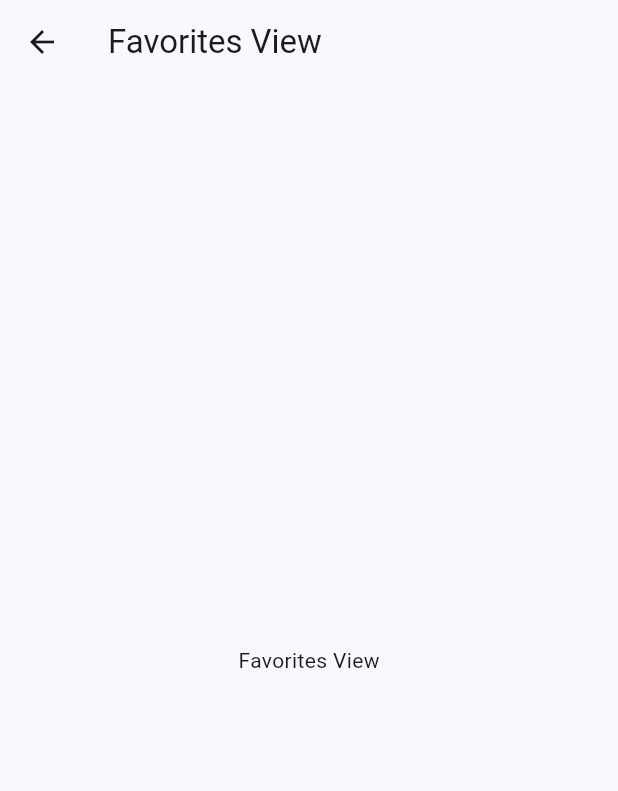
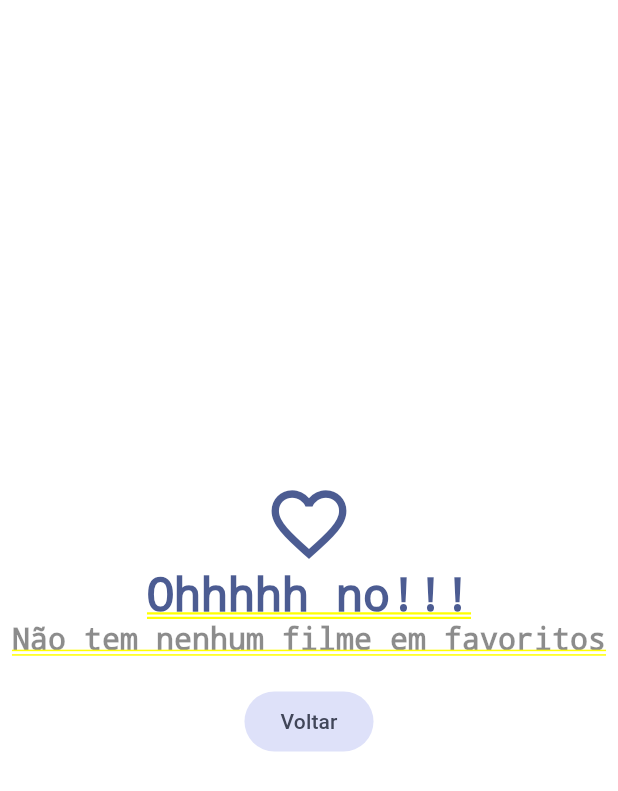
Before and after one commit to Deijai/moviepedia, a Flutter app: the FavoritesView screen opened directly, on a phone screen of 412 x 824 dp. Shown: the top 791 px of the screen. Run offline on Flutter 3.47's test engine with Material 3 defaults, Android fonts, the phone set to English and light mode, and no system bars; our stand-ins replace animate_do, card_swiper, dio, flutter_dotenv, flutter_riverpod, go_router and 1 more; accounts and stored records are empty; generated files the repository leaves out were written again; network calls fail.

```diff
--- a/lib/infrastructure/models/moviedb/movie_details_moviedb.dart
+++ b/lib/infrastructure/models/moviedb/movie_details_moviedb.dart
@@ -62,7 +62,7 @@ class MovieDetailsDbResponse {
         genres: List<Genre>.from(json["genres"].map((x) => Genre.fromJson(x))),
         homepage: json["homepage"],
         id: json["id"],
-        imdbId: json["imdb_id"],
+        imdbId: json["imdb_id"] ?? '',
         originalLanguage: json["original_language"],
         originalTitle: json["original_title"],
         overview: json["overview"],
--- a/lib/presentation/providers/providers.dart
+++ b/lib/presentation/providers/providers.dart
@@ -5,3 +5,5 @@ export 'movies/initial_loading_provider.dart';
 export 'actors/actors_by_movie_provider.dart';
 export 'actors/actors_repository_provider.dart';
 export 'search/search_movies_provider.dart';
+export 'storage/local_storage_repository_provider.dart';
+export 'storage/favorites_movies_provider.dart';
--- a/lib/presentation/views/movies/favorites_view.dart
+++ b/lib/presentation/views/movies/favorites_view.dart
@@ -1,17 +1,78 @@
 import 'package:flutter/material.dart';
+import 'package:flutter_riverpod/flutter_riverpod.dart';
+import 'package:go_router/go_router.dart';
+import 'package:moviepedia/presentation/providers/providers.dart';
+import 'package:moviepedia/presentation/widgets/widgets.dart';
 
-class FavoritesView extends StatelessWidget {
+class FavoritesView extends ConsumerStatefulWidget {
   const FavoritesView({super.key});
 
   @override
+  FavoritesViewState createState() => FavoritesViewState();
+}
+
+class FavoritesViewState extends ConsumerState<FavoritesView> {
+  bool isLatsPage = false;
+  bool isLoading = false;
+
+  @override
+  void initState() {
+    super.initState();
+    loadNextPage();
+  }
+
+  void loadNextPage() async {
+    if (isLoading || isLatsPage) return;
+    isLoading = true;
+
+    final movies =
+        await ref.read(favoritesMoviesProvider.notifier).loadNextPage();
+    isLoading = false;
+
+    if (movies.isEmpty) {
+      isLatsPage = true;
+    }
+  }
+
+  @override
   Widget build(BuildContext context) {
+    final favoritesMovies = ref.watch(favoritesMoviesProvider);
+    final colors = Theme.of(context).colorScheme;
+
+    if (favoritesMovies.isEmpty) {
+      return Center(
+        child: Column(
+            mainAxisAlignment: MainAxisAlignment.center,
+            crossAxisAlignment: CrossAxisAlignment.center,
+            children: [
+              Icon(
+                Icons.favorite_outline_sharp,
+                size: 60,
+                color: colors.primary,
+              ),
+              Text(
+                'Ohhhhh no!!!',
+                style: TextStyle(fontSize: 30, color: colors.primary),
+              ),
+              const Text(
+                'Não tem nenhum filme em favoritos',
+                style: TextStyle(fontSize: 20, color: Colors.black45),
+              ),
+              const SizedBox(
+                height: 20,
+              ),
+              FilledButton.tonal(
+                onPressed: () => context.go('/home/0'),
+                child: const Text('Voltar'),
+              )
+            ]),
+      );
+    }
+
     return Scaffold(
-      appBar: AppBar(
-        title: const Text('Favorites View'),
-      ),
-      body: const Center(
-        child: Text('Favorites View'),
-      ),
-    );
+        body: MovieMasonry(
+      loadNextPage: loadNextPage,
+      movies: favoritesMovies.values.toList(),
+    ));
   }
 }
--- a/lib/presentation/widgets/shared/custom_appbar.dart
+++ b/lib/presentation/widgets/shared/custom_appbar.dart
@@ -51,7 +51,7 @@ class CustomAppbar extends ConsumerWidget {
                                       .searchMoviesByQuery))
                           .then((movie) => {
                                 if (movie != null)
-                                  {context.push('/movie/${movie.id}')}
+                                  {context.push('/home/0/movie/${movie.id}')}
                               });
                     },
                     icon: const Icon(Icons.search)),
--- a/lib/presentation/widgets/widgets.dart
+++ b/lib/presentation/widgets/widgets.dart
@@ -3,3 +3,5 @@ export 'movies/movies_slideshow.dart';
 export 'shared/custom_bottom_navigation.dart';
 export 'movies/movies_horizontal_listview.dart';
 export 'shared/full_screen_loader.dart';
+export 'shared/movie_poster_link.dart';
+export 'movies/movie_masonry.dart';
--- a/pubspec.yaml
+++ b/pubspec.yaml
@@ -14,13 +14,19 @@ dependencies:
     sdk: flutter
   flutter_dotenv: ^5.1.0
   flutter_riverpod: ^2.4.10
+  flutter_staggered_grid_view: ^0.7.0
   go_router: ^13.1.0
   intl: ^0.19.0
+  isar: ^3.1.0+1
+  isar_flutter_libs: ^3.1.0+1
+  path_provider: ^2.1.2
 
 dev_dependencies:
+  build_runner: ^2.4.8
   flutter_lints: ^2.0.0
   flutter_test:
     sdk: flutter
+  isar_generator: ^3.1.0+1
 
 flutter:
   uses-material-design: true
```
Also changed, not shown: lib/domain/datasources/local_storage_datasource.dart (added, +7 -0 lines), lib/domain/entities/movie.dart (+7 -0 lines), lib/domain/repositories/local_storage_repository.dart (added, +7 -0 lines), lib/infrastructure/datasources/isar_datasource.dart (added, +53 -0 lines), lib/infrastructure/repositories/local_storage_repository_impl.dart (added, +23 -0 lines), lib/presentation/providers/storage/favorites_movies_provider.dart (added, +44 -0 lines), lib/presentation/providers/storage/local_storage_repository_provider.dart (added, +8 -0 lines), lib/presentation/screens/movies/movie_screen.dart (+76 -19 lines), lib/presentation/widgets/movies/movie_masonry.dart (added, +67 -0 lines), lib/presentation/widgets/shared/movie_poster_link.dart (added, +22 -0 lines), lib/domain/entities/movie.g.dart (added), pubspec.lock, 6 other files.
